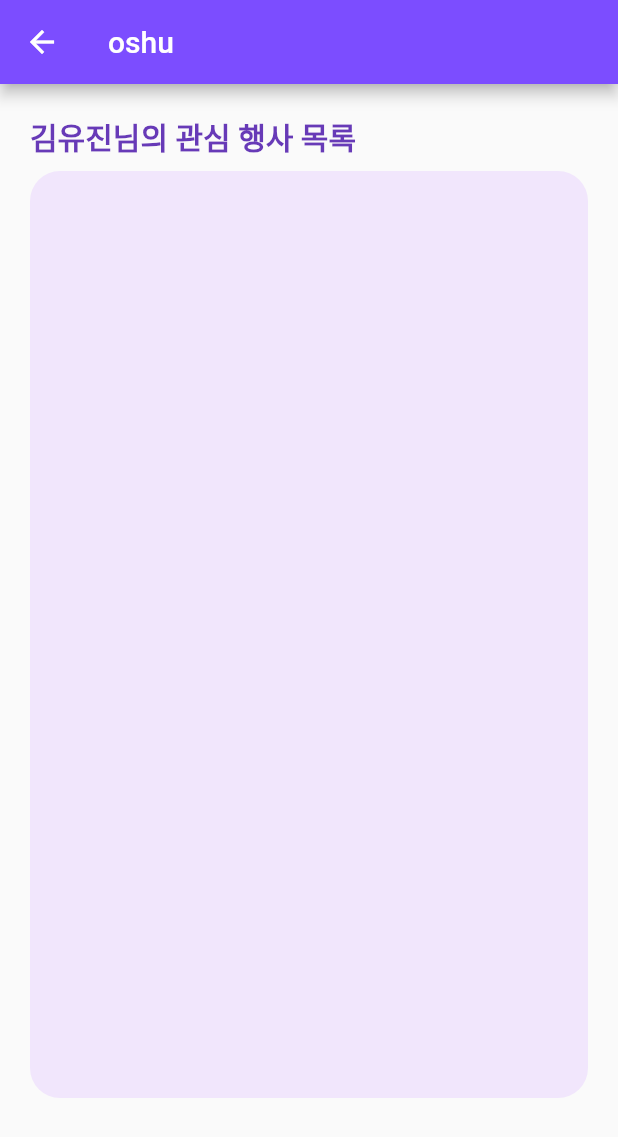
After one commit to Come-on-Oshu/Come-on-Oshu-FE, a Flutter app: the MyPageScreen screen opened directly, on a phone screen of 412 x 824 dp. The commit adds this screen. Shown: the top 1137 px of the screen. Run offline on Flutter 3.47's test engine with Material 2 defaults, Android fonts, the phone set to English and light mode, and no system bars; our stand-ins replace google_maps_flutter.

Commit message:
feature: create EventListScreen and MyPageScreen

```diff
--- /dev/null
+++ b/lib/screen/MyPageScreen.dart
@@ -0,0 +1,52 @@
+import 'package:flutter/cupertino.dart';
+import 'package:flutter/material.dart';
+
+class MyPageScreen extends StatefulWidget {
+  @override
+  _MyPageScreenState createState() => _MyPageScreenState();
+}
+
+class _MyPageScreenState extends State<MyPageScreen> {
+  String username = '김유진';
+
+  @override
+  Widget build(BuildContext context) {
+
+    return SafeArea(//SafeArea위젯은 기기의 상단 노티바 부분, 하단 영역을 침범하지 않는 안전한 영역 잡아주는 위젯
+      child: Scaffold(
+        appBar: AppBar(
+          title: Text('oshu'),
+          backgroundColor: Colors.deepPurpleAccent,
+        ),
+        body: Container(
+          padding: EdgeInsets.all(20),
+          child: Column(
+            crossAxisAlignment: CrossAxisAlignment.start,
+            children: [
+              Text(
+                username + '님의 관심 행사 목록',
+                style: TextStyle(color: Colors.deepPurple, fontSize: 20, fontWeight: FontWeight.bold),
+              ),
+              Container(
+                margin: EdgeInsets.fromLTRB(0, 8, 0, 0),
+                padding: EdgeInsets.all(20),
+                height: MediaQuery.of(context).size.height * 0.75,
+                width: MediaQuery.of(context).size.width,
+                decoration: BoxDecoration(
+                  color: Color(0xfff1e6fc),
+                  borderRadius: BorderRadius.circular(20),
+                ),
+                child: Column( //행사 상세 목록
+                  crossAxisAlignment: CrossAxisAlignment.start,
+                  children: [
+
+                  ],
+                ),
+              ),
+            ],
+          ),
+        ),
+      ),
+    );
+  }
+}
--- a/pubspec.yaml
+++ b/pubspec.yaml
@@ -31,7 +31,7 @@ environment:
 dependencies:
   flutter:
     sdk: flutter
-
+  simple_animations: ^1.3.3
 
   # The following adds the Cupertino Icons font to your application.
   # Use with the CupertinoIcons class for iOS style icons.
@@ -63,7 +63,8 @@ flutter:
   uses-material-design: true
 
   # To add assets to your application, add an assets section, like this:
-  # assets:
+  assets:
+    - images/festival.jpg
   #   - images/a_dot_burr.jpeg
   #   - images/a_dot_ham.jpeg
 
```
Also changed, not shown: lib/main.dart (+17 -0 lines), lib/screen/DetailInformationScreen.dart (added, +149 -0 lines), lib/screen/EventListScreen.dart (added, +37 -0 lines), lib/screen/LoginScreen.dart (added, +25 -0 lines), images/festival.jpg (added), lib/screen/detail_information.dart (deleted), pubspec.lock, 1 other file.
